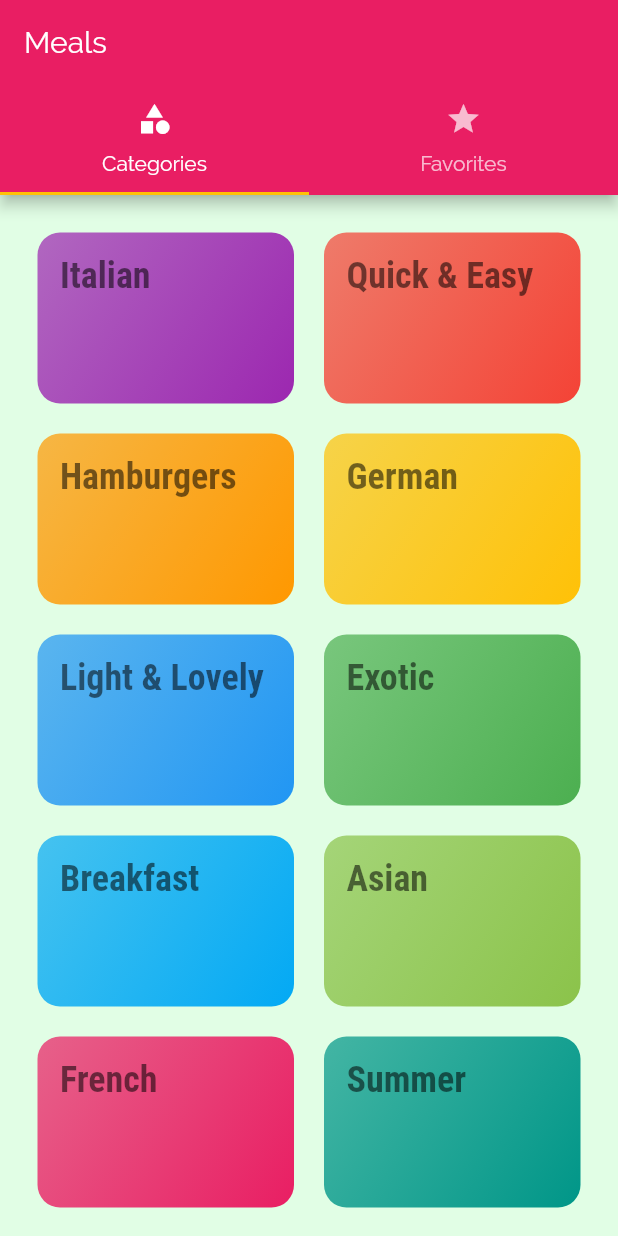
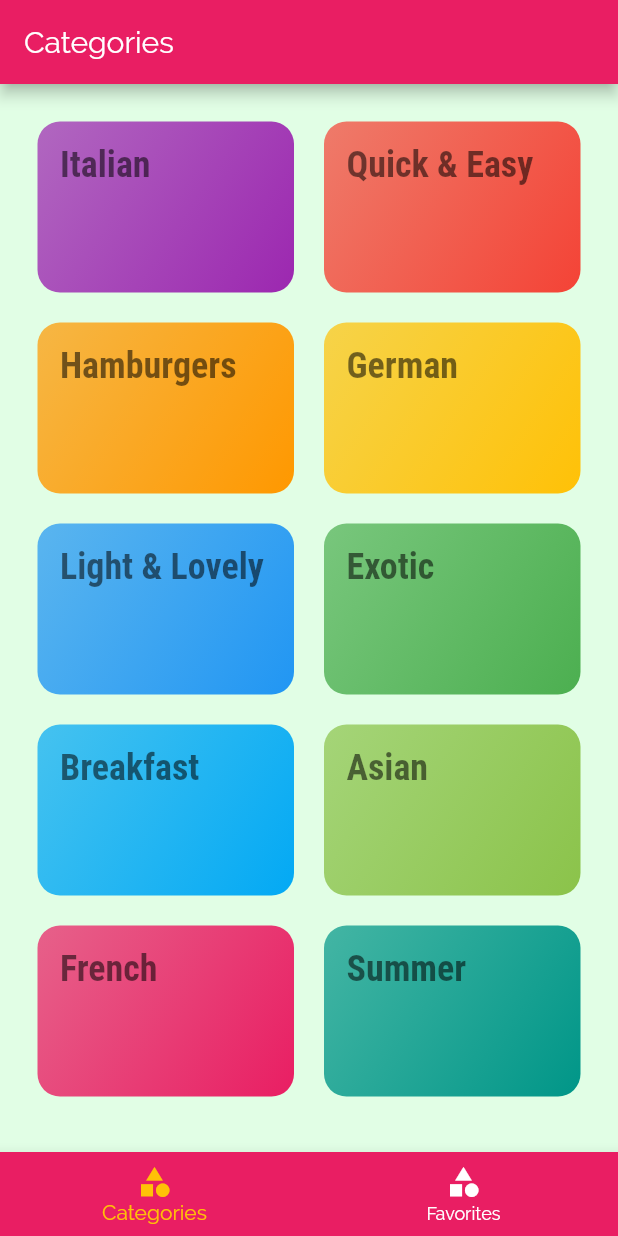
Before and after one commit to aalka061/myDishes, a Flutter app: the screen it shows after launch, on a phone screen of 412 x 824 dp. Run offline on Flutter 3.47's test engine with Material 2 defaults, Android fonts, the phone set to English and light mode, and no system bars.

```diff
--- a/lib/screens/tabs_screen.dart
+++ b/lib/screens/tabs_screen.dart
@@ -7,7 +7,27 @@ class TabsScreen extends StatefulWidget {
   _TabsScreenState createState() => _TabsScreenState();
 }
 
+// bottom bar
 class _TabsScreenState extends State<TabsScreen> {
+  final List<Map<String, Object>> _pages = [
+    {
+      'page': CategoriesScreen(),
+      'title': 'Categories',
+    },
+    {
+      'page': FavoritesScreen(),
+      'title': 'Favorites',
+    },
+  ];
+
+  int _selectedIndex = 0;
+
+  void _selectPage(int index) {
+    setState(() {
+      _selectedIndex = index;
+    });
+  }
+
   @override
   Widget build(BuildContext context) {
     return DefaultTabController(
@@ -15,27 +35,67 @@ class _TabsScreenState extends State<TabsScreen> {
       initialIndex: 0,
       child: Scaffold(
         appBar: AppBar(
-          title: Text('Meals'),
-          bottom: TabBar(
-            tabs: [
-              Tab(
-                icon: Icon(Icons.category),
-                text: 'Categories',
+          title: Text(_pages[_selectedIndex]['title']),
+        ),
+        body: _pages[_selectedIndex]['page'],
+        bottomNavigationBar: BottomNavigationBar(
+          onTap: _selectPage,
+          unselectedItemColor: Colors.white,
+          selectedItemColor: Theme.of(context).accentColor,
+          backgroundColor: Theme.of(context).primaryColor,
+          currentIndex: _selectedIndex,
+          type: BottomNavigationBarType.fixed,
+          items: [
+            BottomNavigationBarItem(
+              backgroundColor: Theme.of(context).primaryColor,
+              icon: Icon(
+                Icons.category,
               ),
-              Tab(
-                icon: Icon(Icons.star),
-                text: 'Favorites',
-              )
-            ],
-          ),
-        ),
-        body: TabBarView(
-          children: [
-            CategoriesScreen(),
-            FavoritesScreen(),
+              label: 'Categories',
+            ),
+            BottomNavigationBarItem(
+              backgroundColor: Theme.of(context).primaryColor,
+              icon: Icon(
+                Icons.category,
+              ),
+              label: 'Favorites',
+            ),
           ],
         ),
       ),
     );
   }
 }
+// top bar
+// class _TabsScreenState extends State<TabsScreen> {
+//   @override
+//   Widget build(BuildContext context) {
+//     return DefaultTabController(
+//       length: 2,
+//       initialIndex: 0,
+//       child: Scaffold(
+//         appBar: AppBar(
+//           title: Text('Meals'),
+//           bottom: TabBar(
+//             tabs: [
+//               Tab(
+//                 icon: Icon(Icons.category),
+//                 text: 'Categories',
+//               ),
+//               Tab(
+//                 icon: Icon(Icons.star),
+//                 text: 'Favorites',
+//               )
+//             ],
+//           ),
+//         ),
+//         body: TabBarView(
+//           children: [
+//             CategoriesScreen(),
+//             FavoritesScreen(),
+//           ],
+//         ),
+//       ),
+//     );
+//   }
+// }
```
